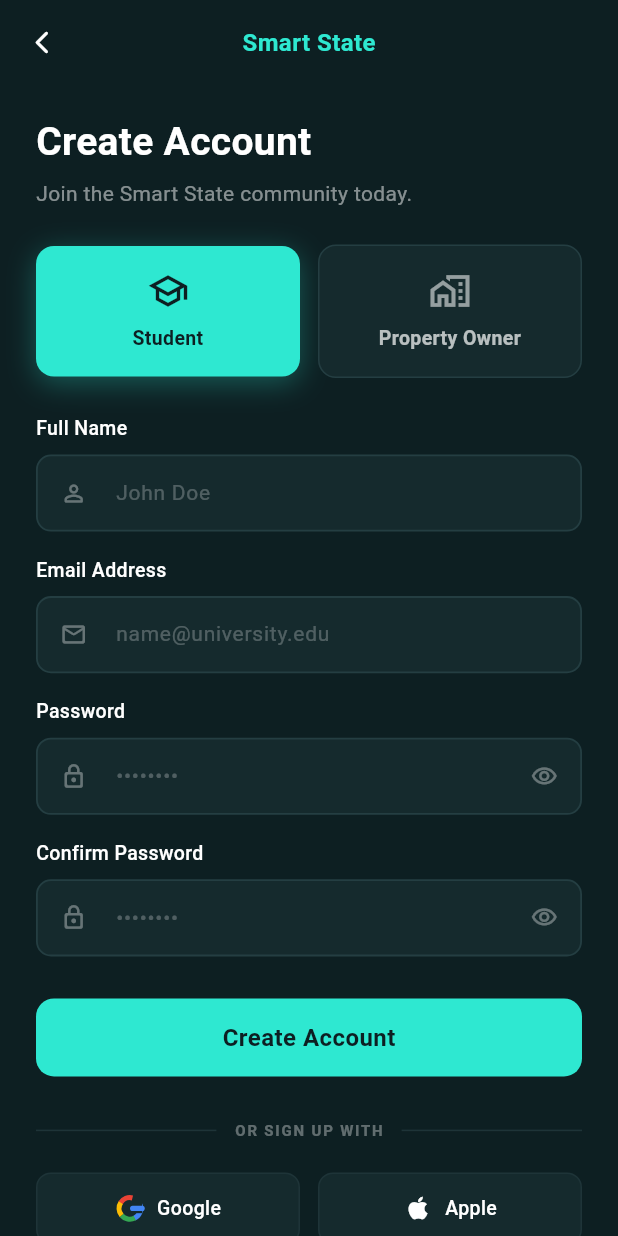
After one commit to abdallahelghobary/Smart-State-App, a Flutter app: the CreateAccountScreen screen opened directly, on a phone screen of 412 x 824 dp. The commit adds this screen. Run offline on Flutter 3.47's test engine with Material 3 defaults, Android fonts, the phone set to English and light mode, and no system bars; our stand-ins replace skeletonizer.

Commit message:
Add Create Account

```diff
--- a/lib/features/login/presentation/login_screen.dart
+++ b/lib/features/login/presentation/login_screen.dart
@@ -4,6 +4,7 @@ import 'package:smart_state_app/features/login/widgets/account_type_selector.dar
 import 'package:smart_state_app/features/login/widgets/login_logo.dart';
 import 'package:smart_state_app/features/login/widgets/login_text_field.dart';
 import 'package:smart_state_app/features/login/widgets/social_login_section.dart';
+import 'package:smart_state_app/features/signup/presentation/create_account_screen.dart';
 
 /// Full login screen matching the Figma design (node 3311-2).
 class LoginScreen extends StatefulWidget {
@@ -180,7 +181,13 @@ class _LoginScreenState extends State<LoginScreen>
                             alignment: PlaceholderAlignment.baseline,
                             baseline: TextBaseline.alphabetic,
                             child: GestureDetector(
-                              onTap: widget.onCreateAccount,
+                              onTap: widget.onCreateAccount ??
+                                  () => Navigator.of(context).push(
+                                        MaterialPageRoute<void>(
+                                          builder: (_) =>
+                                              const CreateAccountScreen(),
+                                        ),
+                                      ),
                               child: const Text(
                                 'Create an account',
                                 style: TextStyle(
--- a/lib/features/login/widgets/social_login_section.dart
+++ b/lib/features/login/widgets/social_login_section.dart
@@ -1,22 +1,24 @@
 import 'package:flutter/material.dart';
 import 'package:smart_state_app/core/theme/app_colors.dart';
 
-/// "OR CONTINUE WITH" divider with Google and Apple buttons.
+/// Divider + Google/Apple buttons, used on both Login and Create Account screens.
 class SocialLoginSection extends StatelessWidget {
   const SocialLoginSection({
     super.key,
     this.onGoogleTap,
     this.onAppleTap,
+    this.dividerLabel = 'OR CONTINUE WITH',
   });
 
   final VoidCallback? onGoogleTap;
   final VoidCallback? onAppleTap;
+  final String dividerLabel;
 
   @override
   Widget build(BuildContext context) {
     return Column(
       children: [
-        _DividerRow(),
+        _DividerRow(label: dividerLabel),
         const SizedBox(height: 20),
         Row(
           children: [
@@ -43,20 +45,20 @@ class SocialLoginSection extends StatelessWidget {
 }
 
 class _DividerRow extends StatelessWidget {
+  const _DividerRow({required this.label});
+  final String label;
+
   @override
   Widget build(BuildContext context) {
     return Row(
       children: [
         Expanded(
-          child: Divider(
-            color: AppColors.dividerColor,
-            thickness: 1,
-          ),
+          child: Divider(color: AppColors.dividerColor, thickness: 1),
         ),
         Padding(
           padding: const EdgeInsets.symmetric(horizontal: 12),
           child: Text(
-            'OR CONTINUE WITH',
+            label,
             style: TextStyle(
               fontSize: 10,
               fontWeight: FontWeight.w600,
@@ -66,10 +68,7 @@ class _DividerRow extends StatelessWidget {
           ),
         ),
         Expanded(
-          child: Divider(
-            color: AppColors.dividerColor,
-            thickness: 1,
-          ),
+          child: Divider(color: AppColors.dividerColor, thickness: 1),
         ),
       ],
     );
--- /dev/null
+++ b/lib/features/signup/presentation/create_account_screen.dart
@@ -0,0 +1,314 @@
+import 'package:flutter/material.dart';
+import 'package:smart_state_app/core/theme/app_colors.dart';
+import 'package:smart_state_app/features/login/widgets/login_text_field.dart';
+import 'package:smart_state_app/features/login/widgets/social_login_section.dart';
+import 'package:smart_state_app/features/signup/widgets/signup_account_type_selector.dart';
+
+/// Create Account screen matching the Figma design screenshot.
+class CreateAccountScreen extends StatefulWidget {
+  const CreateAccountScreen({
+    super.key,
+    this.onAccountCreated,
+    this.onSignInTap,
+  });
+
+  final VoidCallback? onAccountCreated;
+  final VoidCallback? onSignInTap;
+
+  @override
+  State<CreateAccountScreen> createState() => _CreateAccountScreenState();
+}
+
+class _CreateAccountScreenState extends State<CreateAccountScreen>
+    with SingleTickerProviderStateMixin {
+  int _accountType = 0;
+  bool _isLoading = false;
+
+  final _nameController = TextEditingController();
+  final _emailController = TextEditingController();
+  final _passwordController = TextEditingController();
+  final _confirmPasswordController = TextEditingController();
+
+  final _emailFocus = FocusNode();
+  final _passwordFocus = FocusNode();
+  final _confirmFocus = FocusNode();
+
+  late final AnimationController _fadeController;
+  late final Animation<double> _fadeAnim;
+  late final Animation<Offset> _slideAnim;
+
+  @override
+  void initState() {
+    super.initState();
+    _fadeController = AnimationController(
+      vsync: this,
+      duration: const Duration(milliseconds: 480),
+    )..forward();
+    _fadeAnim = CurvedAnimation(parent: _fadeController, curve: Curves.easeOut);
+    _slideAnim = Tween<Offset>(
+      begin: const Offset(0, 0.06),
+      end: Offset.zero,
+    ).animate(CurvedAnimation(parent: _fadeController, curve: Curves.easeOut));
+  }
+
+  @override
+  void dispose() {
+    _fadeController.dispose();
+    _nameController.dispose();
+    _emailController.dispose();
+    _passwordController.dispose();
+    _confirmPasswordController.dispose();
+    _emailFocus.dispose();
+    _passwordFocus.dispose();
+    _confirmFocus.dispose();
+    super.dispose();
+  }
+
+  String? _validateInputs() {
+    if (_nameController.text.trim().isEmpty) return 'Please enter your full name.';
+    if (_emailController.text.trim().isEmpty) return 'Please enter your email address.';
+    if (_passwordController.text.length < 6) return 'Password must be at least 6 characters.';
+    if (_passwordController.text != _confirmPasswordController.text) {
+      return 'Passwords do not match.';
+    }
+    return null;
+  }
+
+  Future<void> _onCreateAccount() async {
+    FocusScope.of(context).unfocus();
+    final error = _validateInputs();
+    if (error != null) {
+      ScaffoldMessenger.of(context).showSnackBar(
+        SnackBar(
+          content: Text(error),
+          backgroundColor: const Color(0xFF2A1A1A),
+          behavior: SnackBarBehavior.floating,
+          shape: RoundedRectangleBorder(borderRadius: BorderRadius.circular(10)),
+        ),
+      );
+      return;
+    }
+    setState(() => _isLoading = true);
+    await Future<void>.delayed(const Duration(milliseconds: 1200));
+    if (!mounted) return;
+    setState(() => _isLoading = false);
+    widget.onAccountCreated?.call();
+  }
+
+  @override
+  Widget build(BuildContext context) {
+    return Scaffold(
+      backgroundColor: AppColors.loginBackground,
+      appBar: _buildAppBar(context),
+      body: FadeTransition(
+        opacity: _fadeAnim,
+        child: SlideTransition(
+          position: _slideAnim,
+          child: SingleChildScrollView(
+            padding: const EdgeInsets.symmetric(horizontal: 24, vertical: 20),
+            child: Column(
+              crossAxisAlignment: CrossAxisAlignment.stretch,
+              children: [
+                // ── Heading ────────────────────────────────────────────
+                const Text(
+                  'Create Account',
+                  style: TextStyle(
+                    fontSize: 26,
+                    fontWeight: FontWeight.bold,
+                    color: Colors.white,
+                    letterSpacing: 0.2,
+                  ),
+                ),
+                const SizedBox(height: 6),
+                Text(
+                  'Join the Smart State community today.',
+                  style: TextStyle(
+                    fontSize: 14,
+                    color: Colors.white.withValues(alpha: 0.50),
+                  ),
+                ),
+                const SizedBox(height: 24),
+
+                // ── Account Type ───────────────────────────────────────
+                SignupAccountTypeSelector(
+                  selected: _accountType,
+                  onChanged: (v) => setState(() => _accountType = v),
+                ),
+                const SizedBox(height: 24),
+
+                // ── Full Name ──────────────────────────────────────────
+                LoginTextField(
+                  label: 'Full Name',
+                  hint: 'John Doe',
+                  controller: _nameController,
+                  prefixIcon: Icons.person_outline_rounded,
+                  textInputAction: TextInputAction.next,
+                  onSubmitted: (_) => _emailFocus.requestFocus(),
+                ),
+                const SizedBox(height: 16),
+
+                // ── Email ──────────────────────────────────────────────
+                LoginTextField(
+                  label: 'Email Address',
+                  hint: 'name@university.edu',
+                  controller: _emailController,
+                  prefixIcon: Icons.mail_outline_rounded,
+                  keyboardType: TextInputType.emailAddress,
+                  textInputAction: TextInputAction.next,
+                  onSubmitted: (_) => _passwordFocus.requestFocus(),
+                ),
+                const SizedBox(height: 16),
+
+                // ── Password ───────────────────────────────────────────
+                LoginTextField(
+                  label: 'Password',
+                  hint: '••••••••',
+                  controller: _passwordController,
+                  prefixIcon: Icons.lock_outline_rounded,
+                  isPassword: true,
+                  textInputAction: TextInputAction.next,
+                  onSubmitted: (_) => _confirmFocus.requestFocus(),
+                ),
+                const SizedBox(height: 16),
+
+                // ── Confirm Password ───────────────────────────────────
+                LoginTextField(
+                  label: 'Confirm Password',
+                  hint: '••••••••',
+                  controller: _confirmPasswordController,
+                  prefixIcon: Icons.lock_outline_rounded,
+                  isPassword: true,
+                  textInputAction: TextInputAction.done,
+                  onSubmitted: (_) => _onCreateAccount(),
+                ),
+                const SizedBox(height: 28),
+
+                // ── Create Account Button ──────────────────────────────
+                _CreateAccountButton(
+                  isLoading: _isLoading,
+                  onTap: _onCreateAccount,
+                ),
+                const SizedBox(height: 28),
+
+                // ── Social Signup ──────────────────────────────────────
+                SocialLoginSection(
+                  dividerLabel: 'OR SIGN UP WITH',
+                  onGoogleTap: () {},
+                  onAppleTap: () {},
+                ),
+                const SizedBox(height: 28),
+
+                // ── Sign In Link ───────────────────────────────────────
+                Center(
+                  child: RichText(
+                    text: TextSpan(
+                      style: TextStyle(
+                        fontSize: 13,
+                        color: Colors.white.withValues(alpha: 0.50),
+                      ),
+                      children: [
+                        const TextSpan(text: 'Already have an account? '),
+                        WidgetSpan(
+                          alignment: PlaceholderAlignment.baseline,
+                          baseline: TextBaseline.alphabetic,
+                          child: GestureDetector(
+                            onTap: widget.onSignInTap ??
+                                () => Navigator.of(context).pop(),
+                            child: const Text(
+                              'Sign In',
+                              style: TextStyle(
+                                fontSize: 13,
+                                fontWeight: FontWeight.w600,
+                                color: AppColors.createAccountColor,
+                                decoration: TextDecoration.underline,
+                                decorationColor: AppColors.createAccountColor,
+                              ),
+                            ),
+                          ),
+                        ),
+                      ],
+                    ),
+                  ),
+                ),
+                const SizedBox(height: 12),
+              ],
+            ),
+          ),
+        ),
+      ),
+    );
+  }
+
+  PreferredSizeWidget _buildAppBar(BuildContext context) {
+    return AppBar(
+      backgroundColor: AppColors.loginBackground,
+      elevation: 0,
+      centerTitle: true,
+      leading: IconButton(
+        icon: const Icon(Icons.arrow_back_ios_new_rounded,
+            color: Colors.white, size: 18),
+        onPressed: () => Navigator.of(context).maybePop(),
+      ),
+      title: const Text(
+        'Smart State',
+        style: TextStyle(
+          fontSize: 16,
+          fontWeight: FontWeight.w600,
+          color: AppColors.accent,
+          letterSpacing: 0.3,
+        ),
+      ),
+    );
+  }
+}
+
+// ─── Create Account Button ─────────────────────────────────────────────────
+
+class _CreateAccountButton extends StatelessWidget {
+  const _CreateAccountButton({required this.isLoading, required this.onTap});
+
+  final bool isLoading;
+  final VoidCallback onTap;
+
+  @override
+  Widget build(BuildContext context) {
+    return SizedBox(
+      height: 52,
+      child: ElevatedButton(
+        onPressed: isLoading ? null : onTap,
+        style: ElevatedButton.styleFrom(
+          backgroundColor: AppColors.accent,
+          foregroundColor: const Color(0xFF0D1F22),
+          disabledBackgroundColor: AppColors.accent.withValues(alpha: 0.5),
+          elevation: 0,
+          shape: RoundedRectangleBorder(
+            borderRadius: BorderRadius.circular(12),
+          ),
+        ),
+        child: AnimatedSwitcher(
+          duration: const Duration(milliseconds: 200),
+          child: isLoading
+              ? const SizedBox(
+                  key: ValueKey('loader'),
+                  width: 22,
+                  height: 22,
+                  child: CircularProgressIndicator(
+                    strokeWidth: 2.5,
+                    valueColor:
+                        AlwaysStoppedAnimation<Color>(Color(0xFF0D1F22)),
+                  ),
+                )
+              : const Text(
+                  key: ValueKey('label'),
+                  'Create Account',
+                  style: TextStyle(
+                    fontSize: 16,
+                    fontWeight: FontWeight.bold,
+                    letterSpacing: 0.3,
+                  ),
+                ),
+        ),
+      ),
+    );
+  }
+}
```
Also changed, not shown: 1 other file.
